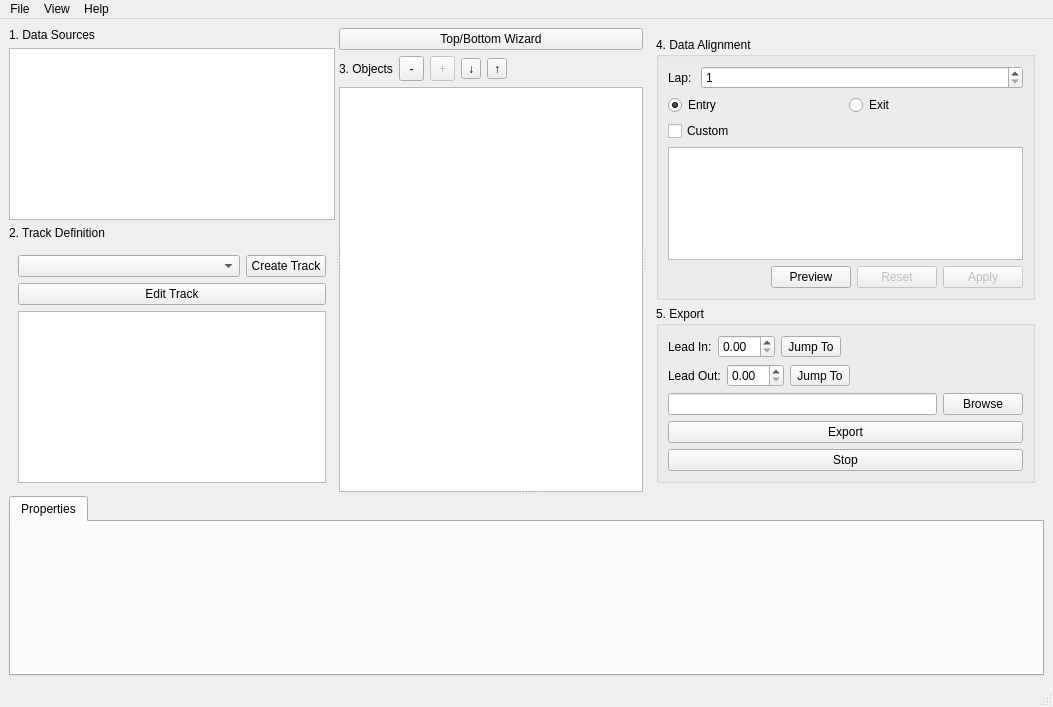
This is apps/ui/projectwindow.ui in hankedan000/gopro-overlay as Qt 5 draws it before an edit. The edited form follows.
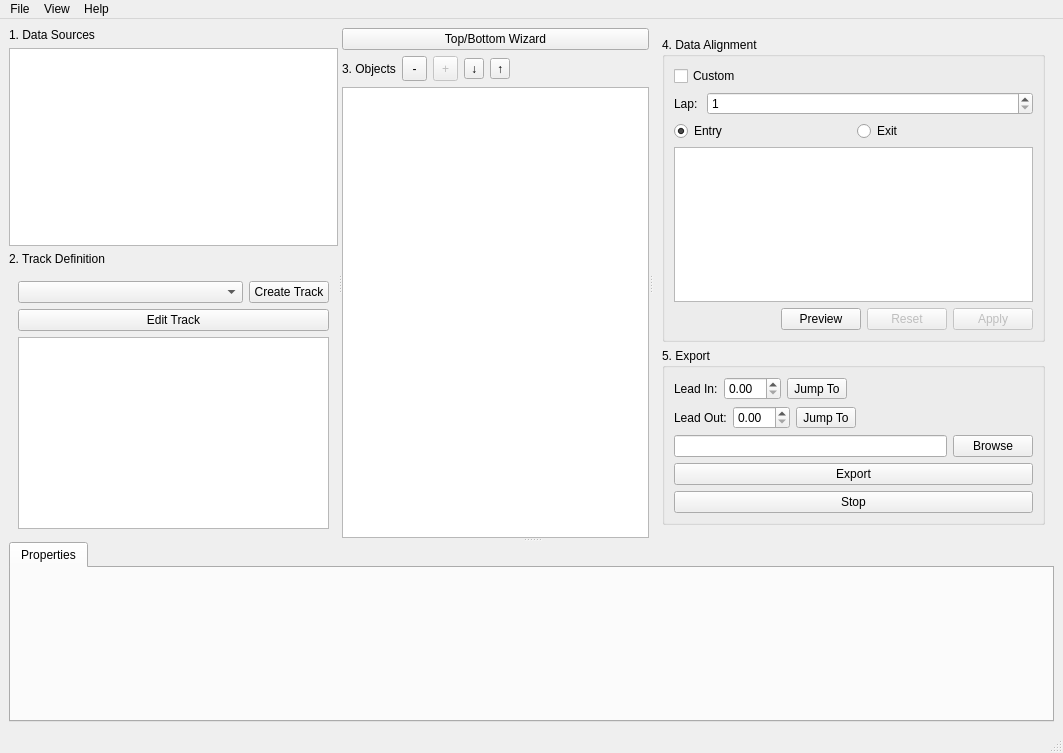
This is the edited form.

Commit message: fixes bugs in alignment pane preview logic

```diff
--- a/apps/ui/projectwindow.ui
+++ b/apps/ui/projectwindow.ui
@@ -6,8 +6,8 @@
    <rect>
     <x>0</x>
     <y>0</y>
-    <width>1053</width>
-    <height>707</height>
+    <width>1063</width>
+    <height>753</height>
    </rect>
   </property>
   <property name="windowTitle">
@@ -15,7 +15,7 @@
   </property>
   <widget class="QWidget" name="centralwidget">
    <layout class="QGridLayout" name="gridLayout">
-    <item row="0" column="0">
+    <item row="0" column="1">
      <widget class="QSplitter" name="splitter">
       <property name="orientation">
        <enum>Qt::Vertical</enum>
@@ -180,6 +180,28 @@
                  </property>
                  <layout class="QVBoxLayout" name="verticalLayout_7">
                   <item>
+                   <widget class="QCheckBox" name="customAlignmentCheckBox">
+                    <property name="text">
+                     <string>Custom</string>
+                    </property>
+                   </widget>
+                  </item>
+                  <item>
+                   <widget class="QWidget" name="lapAlignment_VBox" native="true">
+                    <layout class="QVBoxLayout" name="verticalLayout">
+                     <property name="leftMargin">
+                      <number>0</number>
+                     </property>
+                     <property name="topMargin">
+                      <number>0</number>
+                     </property>
+                     <property name="rightMargin">
+                      <number>0</number>
+                     </property>
+                     <property name="bottomMargin">
+                      <number>0</number>
+                     </property>
+                     <item>
                    <layout class="QHBoxLayout" name="horizontalLayout_2" stretch="0,1">
                     <item>
                      <widget class="QLabel" name="label_5">
@@ -218,11 +240,7 @@
                     </item>
                    </layout>
                   </item>
-                  <item>
-                   <widget class="QCheckBox" name="customAlignmentCheckBox">
-                    <property name="text">
-                     <string>Custom</string>
-                    </property>
+                    </layout>
                    </widget>
                   </item>
                   <item>
@@ -442,7 +460,7 @@
     <rect>
      <x>0</x>
      <y>0</y>
-     <width>1053</width>
+     <width>1063</width>
      <height>23</height>
     </rect>
    </property>
```
Lines whose indentation alone changed are shown as unchanged. The commit also changes 1 other file.
